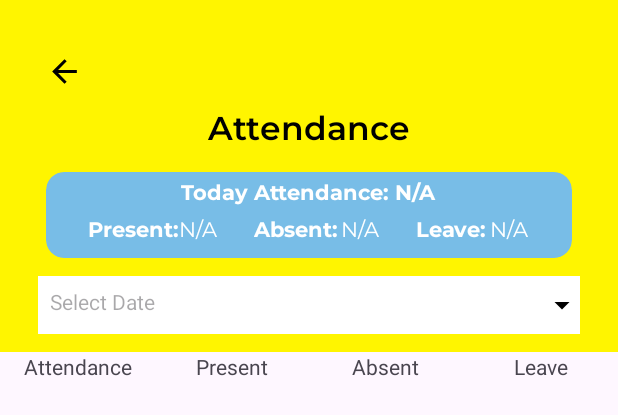
After one commit to hafizhassanraza/CGS-Principal-2.0, an Android app: the layout activity_attendance_fragments.xml on its own in the app's theme, with its tools: preview values and no code run, on a phone screen of 412 x 824 dp. The commit adds this screen. Shown: the top 415 px of the screen. Run offline under Robolectric (Android 15) with nearby library versions, the light colour scheme and no system bars.

Commit message:
frontend on the way

```diff
--- a/app/build.gradle
+++ b/app/build.gradle
@@ -45,6 +45,7 @@ dependencies {
     implementation 'com.google.android.material:material:1.10.0'
     implementation 'androidx.constraintlayout:constraintlayout:2.1.4'
     implementation 'com.google.firebase:firebase-firestore-ktx:24.8.1'
+    implementation 'androidx.fragment:fragment:1.6.2'
     testImplementation 'junit:junit:4.13.2'
     androidTestImplementation 'androidx.test.ext:junit:1.1.5'
     androidTestImplementation 'androidx.test.espresso:espresso-core:3.5.1'
--- a/app/src/main/AndroidManifest.xml
+++ b/app/src/main/AndroidManifest.xml
@@ -1,8 +1,8 @@
 <?xml version="1.0" encoding="utf-8"?>
 <manifest xmlns:android="http://schemas.android.com/apk/res/android"
     xmlns:tools="http://schemas.android.com/tools">
+
     <uses-permission android:name="android.permission.WRITE_EXTERNAL_STORAGE" />
-
 
     <application
         android:allowBackup="true"
@@ -15,12 +15,14 @@
         android:theme="@style/Theme.CGSPrincipal"
         tools:targetApi="31">
         <activity
+            android:name=".ui.ActivityAttendanceFragments"
+            android:exported="false" />
+        <activity
             android:name=".ui.ActivityReportResult"
             android:exported="false" />
         <activity
             android:name=".ui.ActivityStudentRemarks"
             android:exported="false" />
-
         <activity
             android:name=".ui.ActivityPersonalresult"
             android:exported="false" />
--- a/app/src/main/java/com/enfotrix/cgs_principal/ui/ActivityAttendance.kt
+++ b/app/src/main/java/com/enfotrix/cgs_principal/ui/ActivityAttendance.kt
@@ -6,7 +6,6 @@ import android.content.Context
 import android.content.Intent
 import android.os.Build
 import android.os.Bundle
-import android.widget.Toast
 import androidx.activity.viewModels
 import androidx.annotation.RequiresApi
 import androidx.appcompat.app.AppCompatActivity
@@ -52,10 +51,7 @@ class ActivityAttendance : AppCompatActivity(), ClassesListAdapter.AttendanceCli
         setContentView(binding.root)
         mContext = this@ActivityAttendance
         sharedPrefManager = SharedPrefManager(mContext)
-
-
         //Toast.makeText(mContext, "sect6ion list is"+sharedPrefManager.getSectionFromShared(), Toast.LENGTH_LONG).show()
-
         utils = Utils(mContext)
         recyclerView = findViewById<RecyclerView>(R.id.recyclerView)
         recyclerView.layoutManager = LinearLayoutManager(mContext)
--- a/app/src/main/java/com/enfotrix/cgs_principal/ui/MainActivity.kt
+++ b/app/src/main/java/com/enfotrix/cgs_principal/ui/MainActivity.kt
@@ -4,11 +4,11 @@ import android.app.Dialog
 import android.content.Context
 import android.content.Intent
 import android.os.Build
-import androidx.appcompat.app.AppCompatActivity
 import android.os.Bundle
 import android.widget.Toast
 import androidx.activity.viewModels
 import androidx.annotation.RequiresApi
+import androidx.appcompat.app.AppCompatActivity
 import androidx.lifecycle.lifecycleScope
 import com.enfotrix.cgs_principal.Models.AnnouncementModel
 import com.enfotrix.cgs_principal.Models.AnnouncementViewModel
@@ -106,7 +106,7 @@ class MainActivity : AppCompatActivity() {
                 if(task.isSuccessful){
                     val attendanceList= task.result.map { it.toObject(AttendenceModel::class.java) }
 
-                    var counterPresent : Int
+                    var counterPresent : Int=0
                     var counterAbsent : Int
                     var counterLeave : Int
 
--- /dev/null
+++ b/app/src/main/res/layout/activity_attendance_fragments.xml
@@ -0,0 +1,202 @@
+<?xml version="1.0" encoding="utf-8"?>
+<LinearLayout xmlns:android="http://schemas.android.com/apk/res/android"
+    xmlns:app="http://schemas.android.com/apk/res-auto"
+    xmlns:tools="http://schemas.android.com/tools"
+    android:layout_width="match_parent"
+    android:layout_height="match_parent"
+    android:orientation="vertical"
+    tools:context=".ui.ActivityAttendanceFragments">
+    <LinearLayout
+        android:layout_width="match_parent"
+        android:layout_height="wrap_content"
+        android:orientation="vertical"
+        android:background="@color/yellow"
+        android:paddingHorizontal="25dp"
+        >
+        <ImageView
+            android:layout_width="35dp"
+            android:layout_height="35dp"
+            android:src="@drawable/baseline_arrow_back_24"
+            android:layout_marginTop="30dp"
+            android:padding="5dp"
+            />
+        <TextView
+            android:layout_width="wrap_content"
+            android:layout_height="wrap_content"
+            android:text="Attendance"
+            android:fontFamily="@font/montserrate_semi_bold"
+            android:textColor="@color/black"
+            android:textSize="22dp"
+            android:layout_gravity="center_horizontal"
+            android:layout_marginVertical="5dp"
+            />
+        <androidx.cardview.widget.CardView
+            android:layout_width="match_parent"
+            android:layout_height="wrap_content"
+            android:backgroundTint="#78BDE7"
+            app:cardCornerRadius="12dp"
+            android:layout_marginTop="10dp"
+            android:layout_marginHorizontal="5dp"
+            app:cardElevation="0dp">
+
+            <LinearLayout
+                android:layout_width="match_parent"
+                android:layout_height="wrap_content"
+                android:orientation="vertical">
+                <TextView
+                    android:id="@+id/tvAttendanceHeader"
+                    android:layout_width="wrap_content"
+                    android:layout_height="wrap_content"
+                    android:text="Today Attendance: N/A"
+                    android:textColor="@color/white"
+                    android:fontFamily="@font/montserrat_bold"
+                    android:layout_gravity="center_horizontal"
+                    android:layout_marginTop="4dp"/>
+
+                <LinearLayout
+                    android:layout_marginTop="6dp"
+                    android:layout_width="wrap_content"
+                    android:layout_height="wrap_content"
+                    android:layout_gravity="center"
+                    android:layout_marginBottom="10dp"
+                    >
+                    <LinearLayout
+                        android:layout_width="wrap_content"
+                        android:layout_height="wrap_content"
+                        >
+                        <TextView
+                            android:layout_width="wrap_content"
+                            android:layout_height="wrap_content"
+                            android:text="Present:"
+                            android:textColor="@color/white"
+                            android:fontFamily="@font/montserrat_bold"
+                            />
+                        <TextView
+                            android:id="@+id/studentsPresent"
+                            android:layout_width="wrap_content"
+                            android:layout_height="wrap_content"
+                            android:text="N/A"
+                            android:textColor="@color/white"
+                            android:fontFamily="@font/montserrat_regular"
+                            />
+                    </LinearLayout>
+
+                    <LinearLayout
+                        android:layout_width="wrap_content"
+                        android:layout_height="wrap_content"
+                        android:layout_marginRight="24dp"
+                        android:layout_marginLeft="24dp"
+                        >
+
+                        <TextView
+                            android:layout_width="wrap_content"
+                            android:layout_height="wrap_content"
+                            android:text="Absent:"
+                            android:textColor="@color/white"
+                            android:fontFamily="@font/montserrat_bold"
+                            />
+                        <TextView
+                            android:id="@+id/studentsAbsent"
+                            android:layout_width="wrap_content"
+                            android:layout_height="wrap_content"
+                            android:text="N/A"
+                            android:layout_marginLeft="2dp"
+                            android:textColor="@color/white"
+                            android:fontFamily="@font/montserrat_regular"
+                            />
+                    </LinearLayout>
+                    <LinearLayout
+                        android:layout_width="wrap_content"
+                        android:layout_height="wrap_content"
+                        >
+                        <TextView
+                            android:layout_width="wrap_content"
+                            android:layout_height="wrap_content"
+                            android:text="Leave:"
+                            android:textColor="@color/white"
+                            android:fontFamily="@font/montserrat_bold"
+                            />
+                        <TextView
+                            android:id="@+id/studentsLeave"
+                            android:layout_width="wrap_content"
+                            android:layout_height="wrap_content"
+                            android:text="N/A"
+                            android:layout_marginLeft="2dp"
+
+                            android:textColor="@color/white"
+                            android:fontFamily="@font/montserrat_regular"
+                            />
+
+                    </LinearLayout>
+                </LinearLayout>
+            </LinearLayout>
+        </androidx.cardview.widget.CardView>
+        <TextView
+            android:id="@+id/datePicker"
+            android:layout_width="match_parent"
+            android:layout_height="wrap_content"
+            android:layout_marginTop="12dp"
+            android:background="@color/white"
+            android:drawableEnd="@drawable/baseline_arrow_drop_down_24"
+            android:drawablePadding="10dp"
+            android:hint="Select Date "
+            android:paddingLeft="8dp"
+            android:paddingTop="7dp"
+            android:paddingBottom="7dp"
+            android:layout_marginBottom="12dp"
+            android:textSize="14dp" />
+    </LinearLayout>
+    <?xml version="1.0" encoding="utf-8"?>
+    <LinearLayout
+        xmlns:android="http://schemas.android.com/apk/res/android"
+        android:layout_width="match_parent"
+        android:layout_height="match_parent"
+        android:orientation="vertical">
+
+        <!-- Horizontal LinearLayout for four fragments -->
+        <LinearLayout
+            android:layout_width="match_parent"
+            android:layout_height="wrap_content"
+            android:orientation="horizontal">
+
+            <TextView
+                android:id="@+id/FAttendance"
+                android:layout_width="0dp"
+                android:layout_height="wrap_content"
+                android:layout_weight="1"
+                android:gravity="center_horizontal"
+                android:text="Attendance" />
+
+            <TextView
+                android:id="@+id/FPresent"
+                android:layout_width="0dp"
+                android:layout_height="wrap_content"
+                android:layout_weight="1"
+                android:gravity="center_horizontal"
+                android:text="Present" />
+
+            <TextView
+                android:id="@+id/FAbsent"
+                android:layout_width="0dp"
+                android:layout_height="wrap_content"
+                android:layout_weight="1"
+                android:gravity="center_horizontal"
+                android:text="Absent" />
+            <TextView
+                android:id="@+id/FLeave"
+                android:layout_width="0dp"
+                android:gravity="center_horizontal"
+                android:layout_height="wrap_content"
+                android:layout_weight="1"
+                android:text="Leave" />
+        </LinearLayout>
+
+        <!-- Placeholder for displaying the selected fragment -->
+        <FrameLayout
+            android:id="@+id/fragmentContainer"
+            android:layout_width="match_parent"
+            android:layout_height="match_parent" />
+    </LinearLayout>
+
+
+</LinearLayout>
```
Also changed, not shown: app/src/main/java/com/enfotrix/cgs_principal/ui/ActivityAttendanceFragments.kt (added, +43 -0 lines), app/src/main/java/com/enfotrix/cgs_principal/ui/presentFragment.kt (deleted, +0 -93 lines), app/src/main/res/layout/fragment_present.xml (deleted, +0 -14 lines), app/src/main/res/menu/attendance_fragment_menu.xml (added, +22 -0 lines), app/src/main/res/menu/menu/bottom_nav_menu.xml (added, +35 -0 lines), app/src/main/res/menu/menu/drawer_menu.xml (added, +7 -0 lines).
